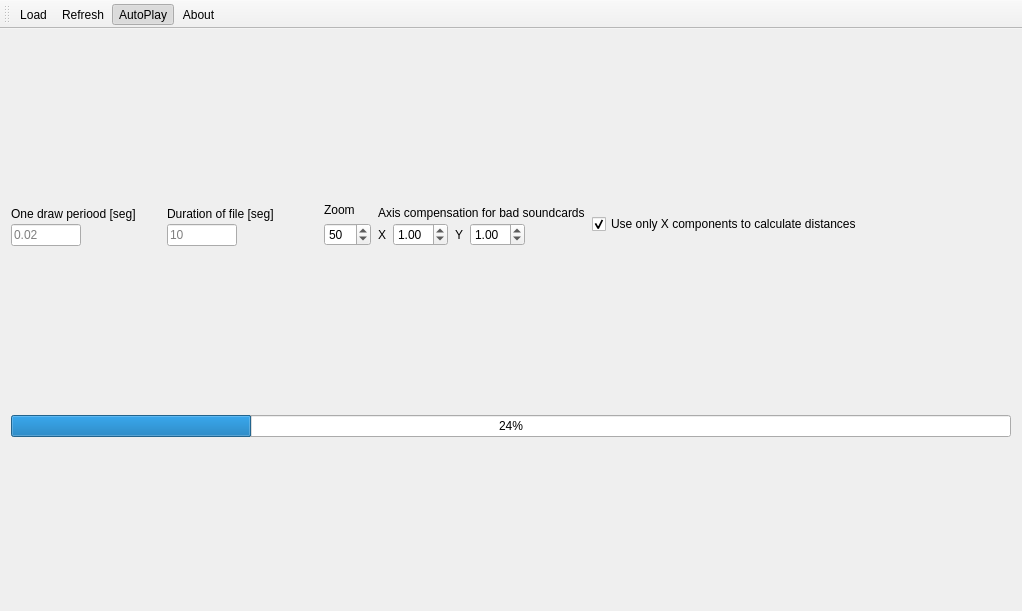
This is code/mainwindow.ui in aporto/rabiscoscopio2 as Qt 5 draws it before an edit. The edited form follows.
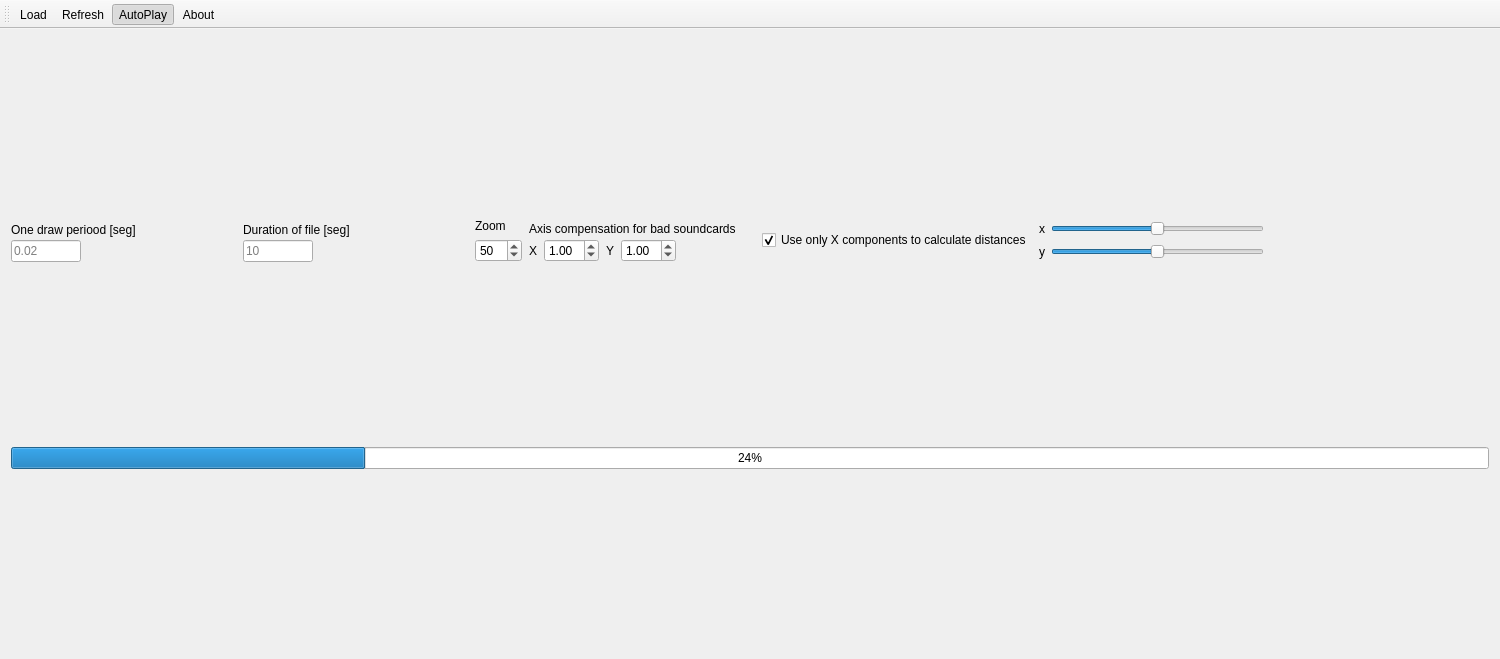
This is the edited form. Icons and pictures are not drawn.

Patch:
```diff
--- a/code/mainwindow.ui
+++ b/code/mainwindow.ui
@@ -6,8 +6,8 @@
    <rect>
     <x>0</x>
     <y>0</y>
-    <width>1022</width>
-    <height>611</height>
+    <width>1500</width>
+    <height>659</height>
    </rect>
   </property>
   <property name="windowTitle">
@@ -264,6 +264,58 @@
         </item>
        </layout>
       </item>
+      <item>
+       <layout class="QVBoxLayout" name="verticalLayout_6">
+        <item>
+         <layout class="QHBoxLayout" name="horizontalLayout_5">
+          <item>
+           <widget class="QLabel" name="label_7">
+            <property name="text">
+             <string>x</string>
+            </property>
+           </widget>
+          </item>
+          <item>
+           <widget class="QSlider" name="centerX">
+            <property name="maximum">
+             <number>100</number>
+            </property>
+            <property name="value">
+             <number>50</number>
+            </property>
+            <property name="orientation">
+             <enum>Qt::Horizontal</enum>
+            </property>
+           </widget>
+          </item>
+         </layout>
+        </item>
+        <item>
+         <layout class="QHBoxLayout" name="horizontalLayout_7">
+          <item>
+           <widget class="QLabel" name="label_8">
+            <property name="text">
+             <string>y</string>
+            </property>
+           </widget>
+          </item>
+          <item>
+           <widget class="QSlider" name="centerY">
+            <property name="maximum">
+             <number>100</number>
+            </property>
+            <property name="value">
+             <number>50</number>
+            </property>
+            <property name="orientation">
+             <enum>Qt::Horizontal</enum>
+            </property>
+           </widget>
+          </item>
+         </layout>
+        </item>
+       </layout>
+      </item>
       <item>
        <spacer name="horizontalSpacer">
         <property name="orientation">
```
